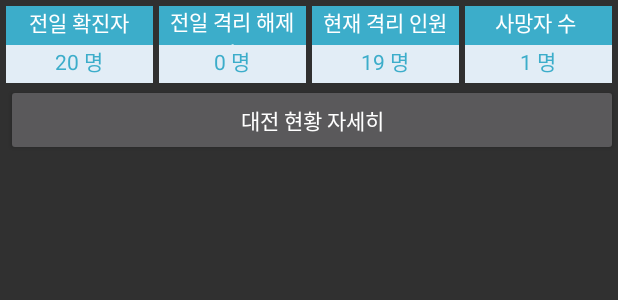
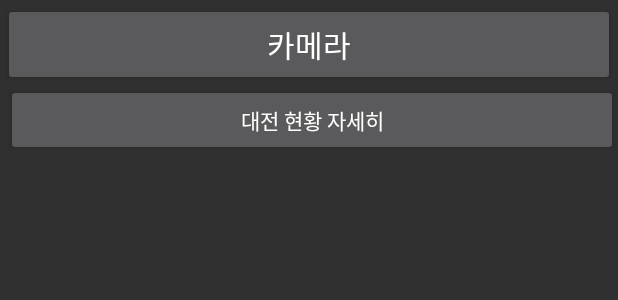
Before and after one commit to Eojin-J/Corona_D, an Android app: the layout activity_main.xml on its own in the app's theme, with its tools: preview values and no code run, on a phone screen of 412 x 824 dp. Shown: the top 300 px of the screen. Run offline under Robolectric (Android 15) with nearby library versions, the phone set to English and light mode, and no system bars.

```diff
--- a/app/src/main/AndroidManifest.xml
+++ b/app/src/main/AndroidManifest.xml
@@ -29,12 +29,15 @@
             tools:ignore="Instantiatable"></activity>
         <activity android:name="DetailActivity"
             tools:ignore="Instantiatable"></activity>
+        <activity android:name=".CameraActivity"
+            tools:ignore="Instantiatable"></activity>
 
         <meta-data
             android:name="com.google.android.geo.API_KEY"
-            android:value="your api key" />
+            android:value="AIzaSyBFGnxENHffx0hrP4gg2NJwjGD4ncJi8pA" />
 
     </application>
+    <uses-permission android:name="android.permission.CAMERA" />
     <uses-permission android:name="android.permission.INTERNET" />
     <uses-permission android:name="android.permission.ACCESS_FINE_LOCATION"/>
     <uses-permission android:name="android.permission.ACCESS_COARSE_LOCATION"/>
--- a/app/src/main/java/com/example/myapplication/MainActivity.java
+++ b/app/src/main/java/com/example/myapplication/MainActivity.java
@@ -128,4 +128,9 @@ public class MainActivity extends AppCompatActivity {
         startActivity(intent);
     }
 
+    public void camera_btn(View view){
+        Intent intent = new Intent(this, CameraActivity.class);
+        startActivity(intent);
+    }
+
 }
--- a/app/src/main/res/layout/activity_main.xml
+++ b/app/src/main/res/layout/activity_main.xml
@@ -23,109 +23,13 @@
         app:layout_constraintTop_toTopOf="parent"
         android:layout_margin="2dp">
 
-        <LinearLayout
+        <Button
+            android:id="@+id/camera_btn"
             android:layout_width="match_parent"
             android:layout_height="match_parent"
-            android:layout_weight="1"
-            android:orientation="vertical"
-            android:layout_margin="2dp">
-            <TextView
-                android:id="@+id/text_total"
-                android:layout_width="match_parent"
-                android:layout_height="match_parent"
-                android:layout_weight="1"
-                android:text="전일 확진자"
-                android:textAlignment="center"
-                android:textColor="#ffffff"
-                android:background="#3CADCA"/>
-            <TextView
-                android:id="@+id/text_total2"
-                android:layout_width="match_parent"
-                android:layout_height="match_parent"
-                android:layout_weight="1"
-                android:text="20 명"
-                android:textAlignment="center"
-                android:textColor="#3CADCA"
-                android:background="#E2EDF6"/>
-        </LinearLayout>
-
-        <LinearLayout
-            android:layout_width="match_parent"
-            android:layout_height="match_parent"
-            android:layout_weight="1"
-            android:orientation="vertical"
-            android:layout_margin="2dp">
-            <TextView
-                android:id="@+id/text_release"
-                android:layout_width="match_parent"
-                android:layout_height="match_parent"
-                android:layout_weight="1"
-                android:text="전일 격리 해제 수"
-                android:textAlignment="center"
-                android:textColor="#ffffff"
-                android:background="#3CADCA"/>
-            <TextView
-                android:id="@+id/text_release2"
-                android:layout_width="match_parent"
-                android:layout_height="match_parent"
-                android:layout_weight="1"
-                android:text="0 명"
-                android:textAlignment="center"
-                android:textColor="#3CADCA"
-                android:background="#E2EDF6"/>
-        </LinearLayout>
-
-        <LinearLayout
-            android:layout_width="match_parent"
-            android:layout_height="match_parent"
-            android:layout_weight="1"
-            android:orientation="vertical"
-            android:layout_margin="2dp">
-            <TextView
-                android:id="@+id/text_quarantine"
-                android:layout_width="match_parent"
-                android:layout_height="match_parent"
-                android:layout_weight="1"
-                android:text="현재 격리 인원"
-                android:textAlignment="center"
-                android:textColor="#ffffff"
-                android:background="#3CADCA"/>
-            <TextView
-                android:id="@+id/text_quarantine2"
-                android:layout_width="match_parent"
-                android:layout_height="match_parent"
-                android:layout_weight="1"
-                android:text="19 명"
-                android:textAlignment="center"
-                android:textColor="#3CADCA"
-                android:background="#E2EDF6"/>
-        </LinearLayout>
-
-        <LinearLayout
-            android:layout_width="match_parent"
-            android:layout_height="match_parent"
-            android:layout_weight="1"
-            android:orientation="vertical"
-            android:layout_margin="2dp">
-            <TextView
-                android:id="@+id/text_death"
-                android:layout_width="match_parent"
-                android:layout_height="match_parent"
-                android:layout_weight="1"
-                android:text="사망자 수 "
-                android:textAlignment="center"
-                android:textColor="#ffffff"
-                android:background="#3CADCA"/>
-            <TextView
-                android:id="@+id/text_death2"
-                android:layout_width="match_parent"
-                android:layout_height="match_parent"
-                android:layout_weight="1"
-                android:text="1 명"
-                android:textAlignment="center"
-                android:textColor="#3CADCA"
-                android:background="#E2EDF6" />
-        </LinearLayout>
+            android:text="카메라"
+            android:textSize="20dp"
+            android:onClick="camera_btn"/>
 
     </LinearLayout>
 
@@ -140,29 +44,5 @@
         app:layout_constraintTop_toTopOf="parent"
         android:onClick="btn1"/>
 
-    <!--    <EditText-->
-<!--        android:id="@+id/textView"-->
-<!--        android:layout_width="match_parent"-->
-<!--        android:layout_height="53dp"-->
-<!--        android:layout_marginStart="5dp"-->
-<!--        android:layout_marginTop="5dp"-->
-<!--        android:layout_marginEnd="60dp"-->
-<!--        android:text="TextView"-->
-<!--        android:textSize="25dp"-->
-<!--        app:layout_constraintEnd_toEndOf="parent"-->
-<!--        app:layout_constraintStart_toStartOf="parent"-->
-<!--        app:layout_constraintTop_toTopOf="parent" />-->
-
-<!--    <ImageButton-->
-<!--        android:id="@+id/imageButton"-->
-<!--        android:layout_width="55dp"-->
-<!--        android:layout_height="53dp"-->
-<!--        android:layout_marginStart="5dp"-->
-<!--        android:layout_marginTop="5dp"-->
-<!--        android:layout_marginEnd="5dp"-->
-<!--        android:background="@drawable/loupe"-->
-<!--        app:layout_constraintEnd_toEndOf="parent"-->
-<!--        app:layout_constraintStart_toEndOf="@+id/textView"-->
-<!--        app:layout_constraintTop_toTopOf="parent" />-->
 
 </androidx.constraintlayout.widget.ConstraintLayout>
```
Also changed, not shown: app/src/main/java/com/example/myapplication/CameraActivity.java (added, +91 -0 lines), app/src/main/java/com/example/myapplication/CameraSurfaceView.java (added, +75 -0 lines), app/src/main/res/layout/activity_camera.xml (added, +23 -0 lines), app/src/main/res/drawable-v24/btnshoot.png (added).
